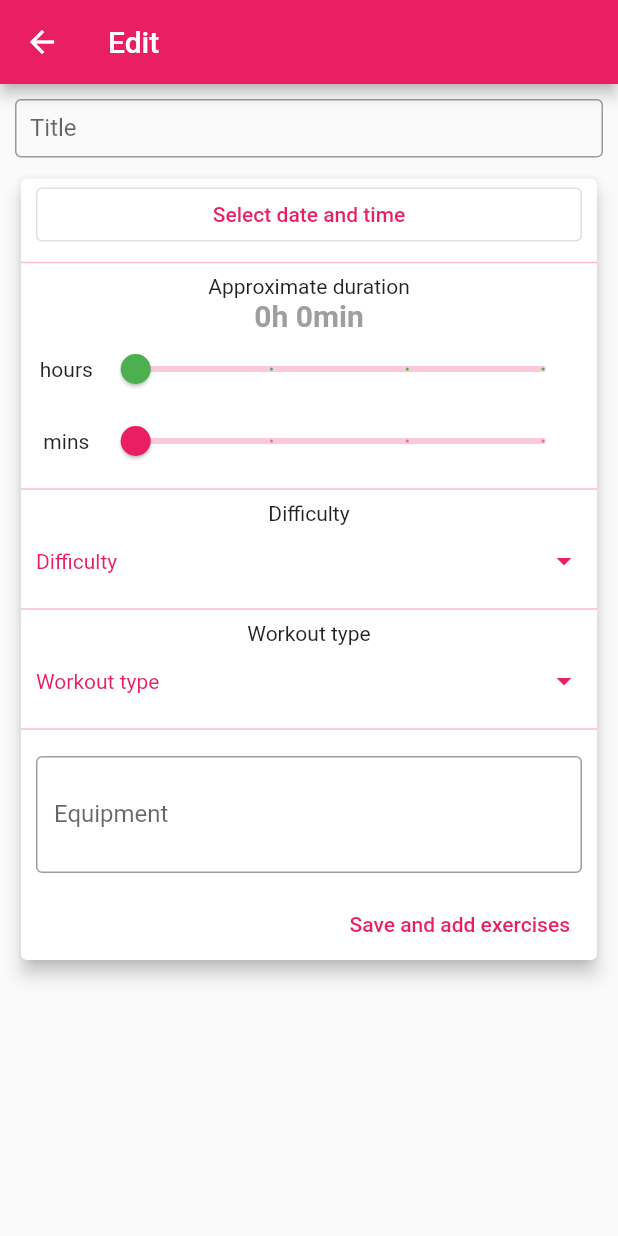
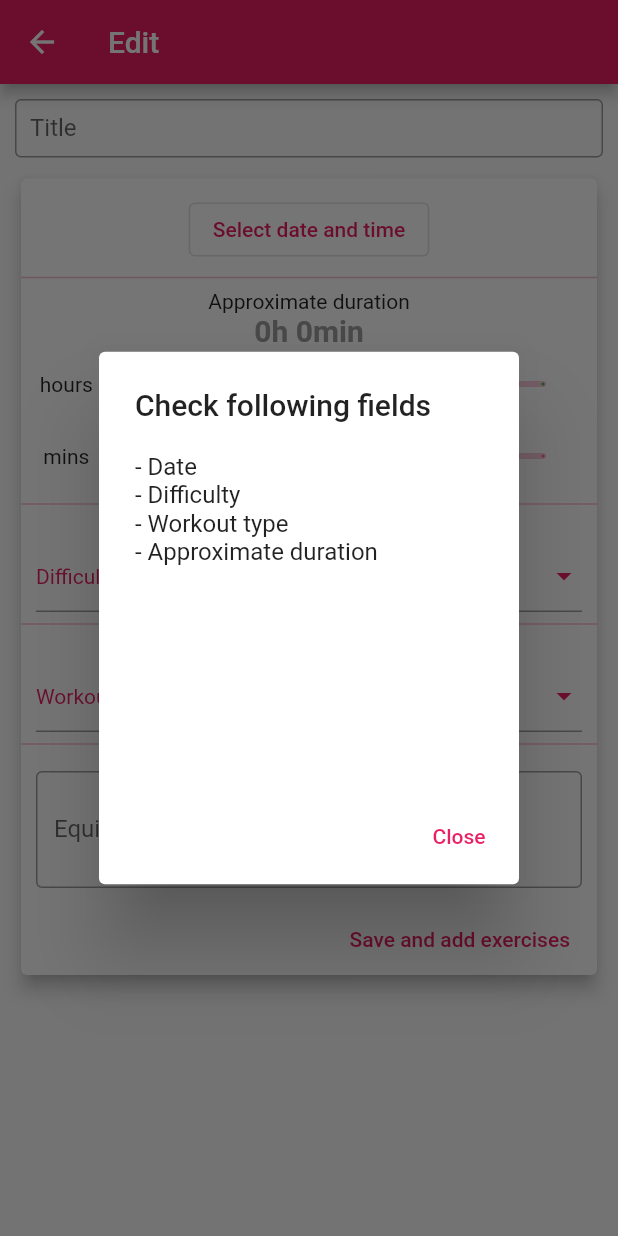
Before and after one commit to urosmeh/workout-guide, a Flutter app: the EditWorkoutScreen screen opened by its route, after a tap on "Save and add exercises", on a phone screen of 412 x 824 dp. Run offline on Flutter 3.47's test engine with Material 2 defaults, Android fonts, the phone set to English and light mode, and no system bars; our stand-ins replace shared_preferences; accounts and stored records are empty.

Commit message:
Saving products locally, form validation, dropdown container fix

```diff
--- a/lib/main.dart
+++ b/lib/main.dart
@@ -1,5 +1,6 @@
 import 'package:flutter/material.dart';
 import 'package:provider/provider.dart';
+import 'package:workout_guide/providers/workouts.dart';
 import 'package:workout_guide/screens/auth_screen.dart';
 import 'package:workout_guide/screens/edit_workout_screen.dart';
 import 'package:workout_guide/screens/workouts_screen.dart';
@@ -16,6 +17,7 @@ class MyApp extends StatelessWidget {
         ChangeNotifierProvider(
           create: (ctx) => Auth(),
         ),
+        ChangeNotifierProvider(create: (ctx) => Workouts()),
       ],
       child: Consumer<Auth>(
         builder: (ctx, auth, child) {
--- a/lib/providers/workout.dart
+++ b/lib/providers/workout.dart
@@ -28,7 +28,7 @@ class Workout with ChangeNotifier {
   Workout({
     this.id,
     @required this.title,
-    @required this.exercises,
+    this.exercises,
     @required this.dateTime,
     this.equipment = "No equipment needed",
     this.approxDuration,
--- a/lib/providers/workouts.dart
+++ b/lib/providers/workouts.dart
@@ -1,8 +1,113 @@
 import 'package:flutter/foundation.dart';
+import 'package:workout_guide/models/exercise.dart';
 import 'workout.dart';
 
 class Workouts with ChangeNotifier {
-  List<Workout> _workouts = [];
+  List<Workout> _workouts = [
+    Workout(
+        title: "Full body",
+        exercises: [
+          Exercise(
+            id: "e1",
+            title: "Run in place",
+            type: ExerciseType.TimeBased,
+            description: "Just run in place for time given",
+            duration: Duration(
+              seconds: 30,
+            ),
+          ),
+          Exercise(
+            id: "e2",
+            title: "Jumping jacks",
+            type: ExerciseType.TimeBased,
+            description:
+                "Jump with legs spread wide and hands overhead, then return in position with feet together and arms at sides",
+            duration: Duration(
+              minutes: 1,
+            ),
+          ),
+          Exercise(
+            id: "e3",
+            title: "Squats",
+            type: ExerciseType.RepBased,
+            description:
+                "Squat with flat back, knees always behind toes, to 90degrees",
+            reps: 20,
+          ),
+          Exercise(
+            id: "e4",
+            title: "Lunges",
+            type: ExerciseType.RepBased,
+            description: "Jump with crossing lets front/back, same with arms",
+            reps: 20,
+          ),
+          Exercise(
+            id: "e5",
+            title: "Burpees",
+            type: ExerciseType.RepBased,
+            description: "Squat, push-up, jump, repeat",
+            reps: 20,
+          ),
+        ],
+        dateTime: DateTime.now(),
+        approxDuration: Duration(
+          minutes: 10,
+        ),
+        workoutType: WorkoutType.Mixed,
+        difficulty: Difficulty.Hard),
+    Workout(
+        title: "Not full body",
+        exercises: [
+          Exercise(
+            id: DateTime.now().toString(),
+            title: "Run in place",
+            type: ExerciseType.TimeBased,
+            description: "Just run in place for time given",
+            duration: Duration(
+              seconds: 30,
+            ),
+          ),
+          Exercise(
+            id: DateTime.now().toString(),
+            title: "Jumping jacks",
+            type: ExerciseType.TimeBased,
+            description:
+                "Jump with legs spread wide and hands overhead, then return in position with feet together and arms at sides",
+            duration: Duration(
+              minutes: 1,
+            ),
+          ),
+          Exercise(
+            id: DateTime.now().toString(),
+            title: "Squats",
+            type: ExerciseType.RepBased,
+            description:
+                "Squat with flat back, knees always behind toes, to 90degrees",
+            reps: 20,
+          ),
+          Exercise(
+            id: DateTime.now().toString(),
+            title: "Lunges",
+            type: ExerciseType.RepBased,
+            description: "Jump with crossing lets front/back, same with arms",
+            reps: 20,
+          ),
+          Exercise(
+            id: DateTime.now().toString(),
+            title: "Burpees",
+            type: ExerciseType.RepBased,
+            description: "Squat, push-up, jump, repeat",
+            reps: 20,
+          ),
+        ],
+        dateTime: DateTime(2021, 5, 20, 13, 30),
+        approxDuration: Duration(
+          minutes: 70,
+        ),
+        workoutType: WorkoutType.Mixed,
+        difficulty: Difficulty.Easy,
+        equipment: "Dumbells, mat")
+  ];
 
   List<Workout> get workouts {
     return _workouts;
@@ -12,5 +117,4 @@ class Workouts with ChangeNotifier {
     _workouts.add(workout);
     notifyListeners();
   }
-  //Workouts(this._workouts);
 }
--- a/lib/screens/edit_workout_screen.dart
+++ b/lib/screens/edit_workout_screen.dart
@@ -1,10 +1,9 @@
-import 'dart:math';
-
 import 'package:flutter/material.dart';
-import 'package:font_awesome_flutter/font_awesome_flutter.dart';
+import 'package:intl/intl.dart';
+import 'package:provider/provider.dart';
 import 'package:workout_guide/models/exercise.dart';
-import 'package:workout_guide/models/test_data.dart';
 import 'package:workout_guide/providers/workout.dart';
+import 'package:workout_guide/providers/workouts.dart';
 import 'package:workout_guide/widgets/dropdown_container.dart';
 
 class EditWorkoutScreen extends StatefulWidget {
@@ -17,13 +16,18 @@ class EditWorkoutScreen extends StatefulWidget {
 class _EditWorkoutScreenState extends State<EditWorkoutScreen> {
   double _approxHours = 0;
   double _approxMins = 0;
-  Duration _approxDuration; //convert approx hours and mins to duration onsave
-  DateTime _date;
+  Duration _approxDuration = Duration(
+    hours: 0,
+    minutes: 0,
+  ); //convert approx hours and mins to duration onsave
+  var _date;
   Difficulty _difficulty;
   String _selDifficulty;
   WorkoutType _workoutType;
   String _selWorkoutType;
-  List<Exercise> _exercise = [];
+  List<Exercise> _exercises = [];
+  String _equipment;
+  String _title;
 
   final _form = GlobalKey<FormState>();
 
@@ -100,13 +104,81 @@ class _EditWorkoutScreenState extends State<EditWorkoutScreen> {
       }
     }
 
-    void _saveForm() {
+    void _saveForm(BuildContext context) async {
+      print("save form");
       setState(() {
         isLoading = true;
+        _approxDuration =
+            Duration(hours: _approxHours.toInt(), minutes: _approxMins.toInt());
       });
 
-      //check for errors
+      List<String> errors = [];
 
+      if (_date == null) {
+        errors.add("Date");
+      }
+
+      if (_difficulty == null) {
+        errors.add("Difficulty");
+      }
+
+      if (_workoutType == null) {
+        errors.add("Workout type");
+      }
+
+      if (_approxDuration.inHours == 0 && _approxDuration.inMinutes == 0) {
+        errors.add("Approximate duration");
+      }
+
+      if (errors.length > 0) {
+        await showDialog<Null>(
+          context: context,
+          builder: (ctx) => AlertDialog(
+            title: Text("Check following fields"),
+            actions: [
+              TextButton(
+                onPressed: Navigator.of(context).pop,
+                child: Text("Close"),
+              )
+            ],
+            content: Container(
+              height: 200,
+              child: Column(
+                mainAxisAlignment: MainAxisAlignment.start,
+                crossAxisAlignment: CrossAxisAlignment.start,
+                children: errors.map((err) => Text("- $err")).toList(),
+              ),
+            ),
+          ),
+        );
+      } else {
+        final isFormValid = _form.currentState.validate();
+        if (isFormValid) {
+          _form.currentState.save();
+          Workout workout = Workout(
+            dateTime: _date,
+            difficulty: _difficulty,
+            id: DateTime.now().toString(),
+            approxDuration: _approxDuration,
+            equipment: _equipment,
+            title: _title,
+            workoutType: _workoutType,
+          );
+          Provider.of<Workouts>(context, listen: false).addWorkout(workout);
+        }
+      }
+
+      // check for errors
+      // String id;
+      // String title; Validated in form
+      // List<Exercise> exercises; is going to be added later
+      // DateTime dateTime; _date
+      // Duration approxDuration; _approxDuration
+      // String equipment; Validation not needed, can be null
+      // int kcalBurned; added after workout
+      // WorkoutType workoutType; shouldn't be null
+      // Difficulty difficulty; shouldn't be null
+      // bool isFinished; after workout is done
     }
 
     return Scaffold(
@@ -115,11 +187,13 @@ class _EditWorkoutScreenState extends State<EditWorkoutScreen> {
       ),
       body: SingleChildScrollView(
         child: Form(
+          key: _form,
           child: Container(
             padding: EdgeInsets.all(10),
             child: Column(
               children: [
                 TextFormField(
+                  onSaved: (value) => _title = value,
                   validator: (value) {
                     if (value.isEmpty) {
                       return "Please enter title";
@@ -142,9 +216,25 @@ class _EditWorkoutScreenState extends State<EditWorkoutScreen> {
                         Container(
                           padding: EdgeInsets.symmetric(horizontal: 10),
                           width: double.infinity,
-                          child: OutlinedButton(
-                            onPressed: () => _presentDateAndTimePicker(context),
-                            child: Text("Select date and time"),
+                          child: Column(
+                            children: [
+                              Padding(
+                                padding: EdgeInsets.only(top: 10),
+                              ),
+                              if (_date != null)
+                                Text(
+                                  "${DateFormat("EEEE - HH:mm").format(_date)}",
+                                  style: TextStyle(
+                                      color: Colors.grey,
+                                      fontWeight: FontWeight.bold,
+                                      fontSize: 20),
+                                ),
+                              OutlinedButton(
+                                onPressed: () =>
+                                    _presentDateAndTimePicker(context),
+                                child: Text("Select date and time"),
+                              ),
+                            ],
                           ),
                         ),
                         Divider(
@@ -275,6 +365,7 @@ class _EditWorkoutScreenState extends State<EditWorkoutScreen> {
                         Padding(
                           padding: const EdgeInsets.all(10),
                           child: TextFormField(
+                            onSaved: (value) => _equipment = value,
                             keyboardType: TextInputType.multiline,
                             autocorrect: false,
                             maxLines: 2,
@@ -287,7 +378,7 @@ class _EditWorkoutScreenState extends State<EditWorkoutScreen> {
                           padding: EdgeInsets.fromLTRB(0, 0, 10, 0),
                           alignment: AlignmentDirectional.centerEnd,
                           child: TextButton(
-                            onPressed: () => _saveForm(),
+                            onPressed: () => _saveForm(context),
                             child: Text("Save and add exercises"),
                           ),
                         ),
--- a/lib/screens/workouts_screen.dart
+++ b/lib/screens/workouts_screen.dart
@@ -1,5 +1,7 @@
 import 'package:flutter/material.dart';
+import 'package:provider/provider.dart';
 import 'package:workout_guide/models/test_data.dart';
+import 'package:workout_guide/providers/workouts.dart';
 import 'package:workout_guide/screens/edit_workout_screen.dart';
 import 'package:workout_guide/widgets/workouts_list.dart';
 
@@ -12,7 +14,8 @@ class WorkoutsScreen extends StatelessWidget {
     //   title: const Text("Upcoming"),
     //   centerTitle: true,
     // );
-    final _workouts = workouts;
+    final _workoutsData = Provider.of<Workouts>(context);
+    final _workouts = _workoutsData.workouts;
 
     return Scaffold(
       //appBar: appBar,
--- a/lib/widgets/dropdown_container.dart
+++ b/lib/widgets/dropdown_container.dart
@@ -13,11 +13,13 @@ class DropdownContainer extends StatelessWidget {
     return Container(
       padding: EdgeInsets.symmetric(horizontal: 10),
       width: double.infinity,
-      child: DropdownButton(
+      child: DropdownButtonFormField(
         dropdownColor: Colors.grey.shade100.withOpacity(.9),
         style: TextStyle(color: Colors.pink),
-        underline: SizedBox(),
+        //underline: SizedBox(),
         value: value,
+        validator: (value) => value == null ? "Value required" : null,
+        //onSaved: ,
         onChanged: (String val) {
           print(val);
           onDropdownSelect(val);
```
